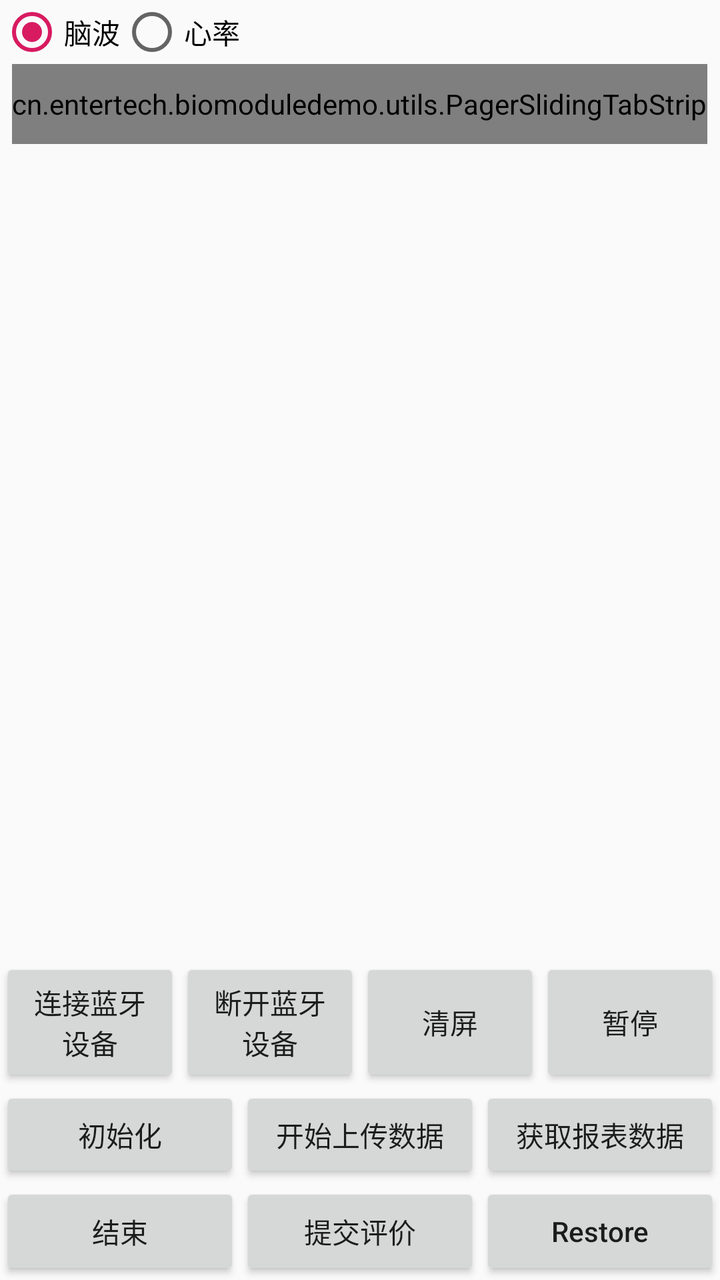
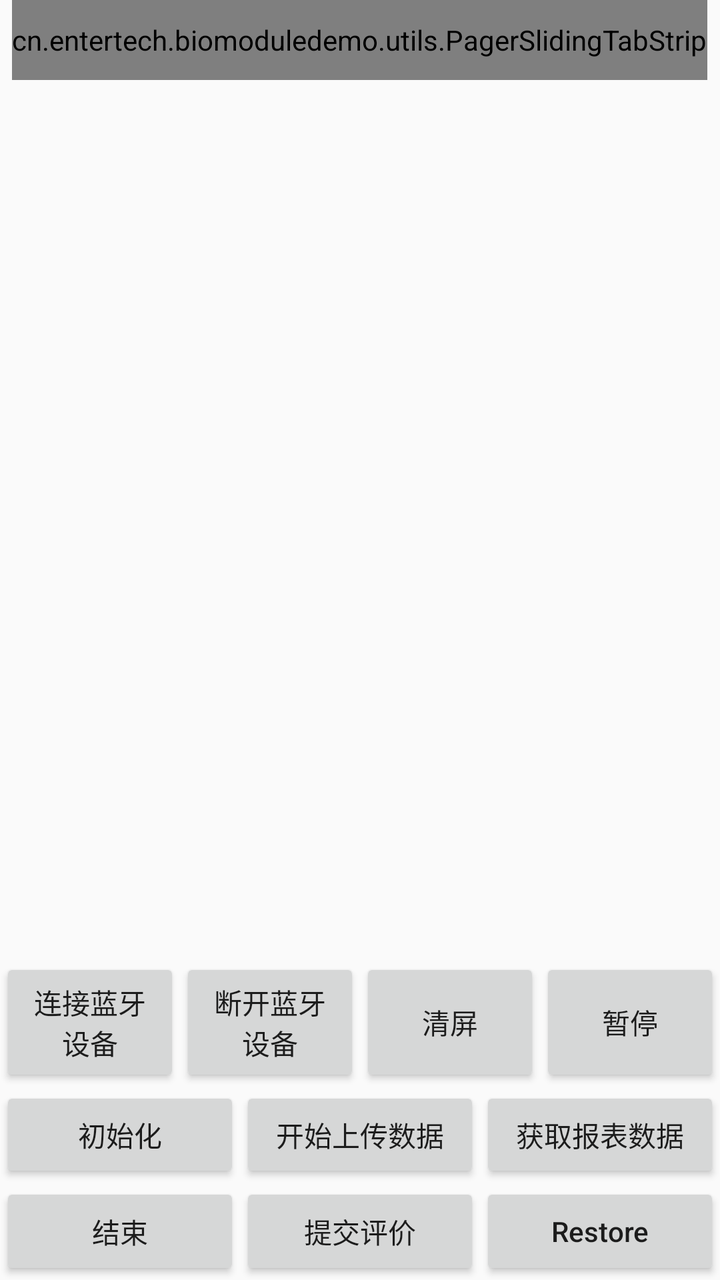

Before-and-after screenshots of an Android layout around one commit, followed by the original layout XML and the change that was made.
<!-- AndroidManifest.xml: activity theme AppTheme.NoActionBar -->
<!-- res/layout/activity_main.xml -->
<?xml version="1.0" encoding="utf-8"?>
<LinearLayout
        xmlns:android="http://schemas.android.com/apk/res/android"
        xmlns:app="http://schemas.android.com/apk/res-auto"
        xmlns:tools="http://schemas.android.com/tools"
        android:layout_width="match_parent"
        android:layout_height="match_parent"
        tools:context=".activity.MainActivity"
        android:orientation="vertical"
        >

    <RadioGroup
            android:layout_width="match_parent"
            android:layout_height="wrap_content"
            android:orientation="horizontal"
            >

        <RadioButton
                android:id="@+id/rb_brain"
                android:layout_width="wrap_content"
                android:layout_height="wrap_content"
                android:text="@string/brainwave"
                android:checked="true"
                />

        <RadioButton
                android:id="@+id/rb_heart"
                android:layout_width="wrap_content"
                android:layout_height="wrap_content"
                android:text="@string/heart_rate"
                />

    </RadioGroup>

    
    <cn.entertech.biomoduledemo.utils.PagerSlidingTabStrip
            android:id="@+id/message_tabs"
            android:layout_gravity="center"
            app:pstsIndicatorHeight="2dp"
            app:pstsUnderlineHeight="0dp"
            app:pstsTabUnselectedTextColor="#999999"
            app:pstsTabSelectedTextColor="@color/colorPrimary"
            app:pstsIndicatorColor="@color/colorPrimary"
            android:layout_width="wrap_content"
            android:layout_height="40dp"
            />

    <androidx.viewpager.widget.ViewPager
            android:id="@+id/vp_contain"
            android:layout_width="match_parent"
            android:layout_height="0dp"
        android:layout_weight="1">

    </androidx.viewpager.widget.ViewPager>

    <LinearLayout
            android:layout_width="match_parent"
            android:layout_height="wrap_content"
            android:orientation="horizontal"
            >

        <Button
                android:textAllCaps="false"
                android:layout_weight="1"
                android:layout_width="0dp"
                android:layout_height="match_parent"
                android:text="@string/main_connect_to_ble"
                android:onClick="onConnectDevice"
                />

        <Button
                android:textAllCaps="false"
                android:layout_weight="1"
                android:layout_width="0dp"
                android:layout_height="match_parent"
                android:text="@string/main_disconnect_ble"
                android:onClick="onDisconnectDevice"
                />


        <Button
                android:textAllCaps="false"
                android:layout_weight="1"
                android:layout_width="0dp"
                android:layout_height="match_parent"
                android:text="@string/main_clear"
                android:onClick="onClear"
                />


        <Button
                android:textAllCaps="false"
                android:layout_weight="1"
                android:layout_width="0dp"
                android:layout_height="match_parent"
                android:text="@string/main_pause"
                android:onClick="onPause"
                />


    </LinearLayout>

    <LinearLayout
            android:layout_width="match_parent"
            android:layout_height="wrap_content"
            android:orientation="horizontal"
            >

        <Button
                android:textAllCaps="false"
                android:layout_weight="1"
                android:layout_width="0dp"
                android:layout_height="match_parent"
                android:text="@string/main_init"
                android:onClick="onInit"
                />

        <Button
                android:textAllCaps="false"
                android:layout_weight="1"
                android:layout_width="0dp"
                android:layout_height="match_parent"
                android:text="@string/main_upload"
                android:onClick="onStartUpload"
                />

        <Button
                android:textAllCaps="false"
                android:layout_weight="1"
                android:layout_width="0dp"
                android:layout_height="match_parent"
                android:text="@string/upload"
                android:onClick="onReport"
                />

    </LinearLayout>

    <LinearLayout
            android:layout_width="match_parent"
            android:layout_height="wrap_content"
            android:orientation="horizontal"
            >


        <Button
                android:textAllCaps="false"
                android:layout_weight="1"
                android:layout_width="0dp"
                android:layout_height="match_parent"
                android:text="@string/main_finish"
                android:onClick="onFinish"
                />

        <Button
                android:textAllCaps="false"
                android:layout_weight="1"
                android:layout_width="0dp"
                android:layout_height="match_parent"
                android:text="@string/main_submit_comment"
                android:onClick="onSubmit"
                />
        <Button
                android:textAllCaps="false"
                android:layout_weight="1"
                android:layout_width="0dp"
                android:layout_height="match_parent"
                android:text="Restore"
                android:onClick="onRestore"
                />

    </LinearLayout>
    <Button
            android:visibility="gone"
            android:textAllCaps="false"
            android:layout_width="match_parent"
            android:layout_height="wrap_content"
            android:text="@string/main_api_detail"
            android:onClick="toApiDetail"
            />

    
    
    
    
    
    
    
    
    
    
    
    


</LinearLayout>
<!-- resources referenced by this layout -->
<resources>
  <color name="colorPrimary">#008577</color>
  <string name="brainwave">脑波</string>
  <string name="heart_rate">心率</string>
  <string name="main_api_detail">API 详细功能</string>
  <string name="main_clear">清屏</string>
  <string name="main_connect_to_ble">连接蓝牙设备</string>
  <string name="main_disconnect_ble">断开蓝牙设备</string>
  <string name="main_finish">结束</string>
  <string name="main_init">初始化</string>
  <string name="main_pause">暂停</string>
  <string name="main_submit_comment">提交评价</string>
  <string name="main_upload">开始上传数据</string>
  <string name="upload">获取报表数据</string>
  <style name="AppTheme.NoActionBar">
          <item name="windowActionBar">false</item>
          <item name="windowNoTitle">true</item>
      </style>
</resources>

<!-- the commit's change to res/layout/activity_main.xml (unified diff, before → after) -->
@@ -9,28 +9,6 @@
         android:orientation="vertical"
         >
 
-    <RadioGroup
-            android:layout_width="match_parent"
-            android:layout_height="wrap_content"
-            android:orientation="horizontal"
-            >
-
-        <RadioButton
-                android:id="@+id/rb_brain"
-                android:layout_width="wrap_content"
-                android:layout_height="wrap_content"
-                android:text="@string/brainwave"
-                android:checked="true"
-                />
-
-        <RadioButton
-                android:id="@+id/rb_heart"
-                android:layout_width="wrap_content"
-                android:layout_height="wrap_content"
-                android:text="@string/heart_rate"
-                />
-
-    </RadioGroup>
 
     
     <cn.entertech.biomoduledemo.utils.PagerSlidingTabStrip
<!-- resource entries referenced after the edit -->
@@ -1,8 +1,6 @@
 <!-- resources referenced by this layout -->
 <resources>
   <color name="colorPrimary">#008577</color>
-  <string name="brainwave">脑波</string>
-  <string name="heart_rate">心率</string>
   <string name="main_api_detail">API 详细功能</string>
   <string name="main_clear">清屏</string>
   <string name="main_connect_to_ble">连接蓝牙设备</string>
